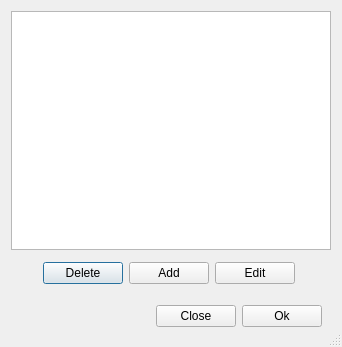
JoelMon/pyTalkManager, file gui/CongregationWindow.ui: the form before one commit.
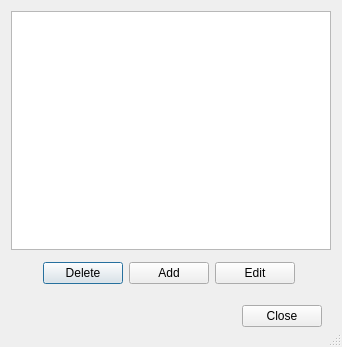
The form after the commit.

Commit message: Removed 'OK' Button. It's not needed.

```diff
--- a/gui/CongregationWindow.ui
+++ b/gui/CongregationWindow.ui
@@ -132,13 +132,6 @@
         </property>
        </widget>
       </item>
-      <item>
-       <widget class="QPushButton" name="button_ok">
-        <property name="text">
-         <string>Ok</string>
-        </property>
-       </widget>
-      </item>
      </layout>
     </widget>
    </item>
```
The commit also changes 3 other files.
